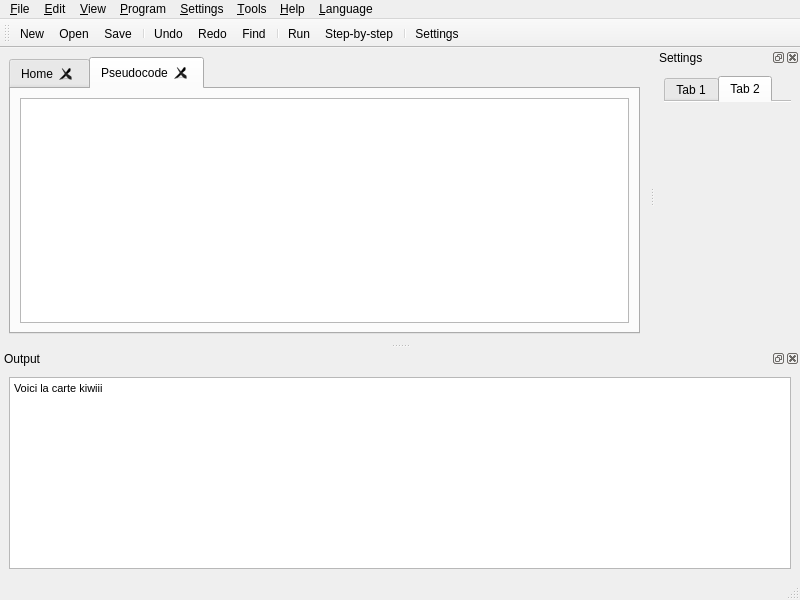
The window that src/ui_mainwindow.ui (TuringApp/Turing) describes before a commit, drawn with Qt 5.
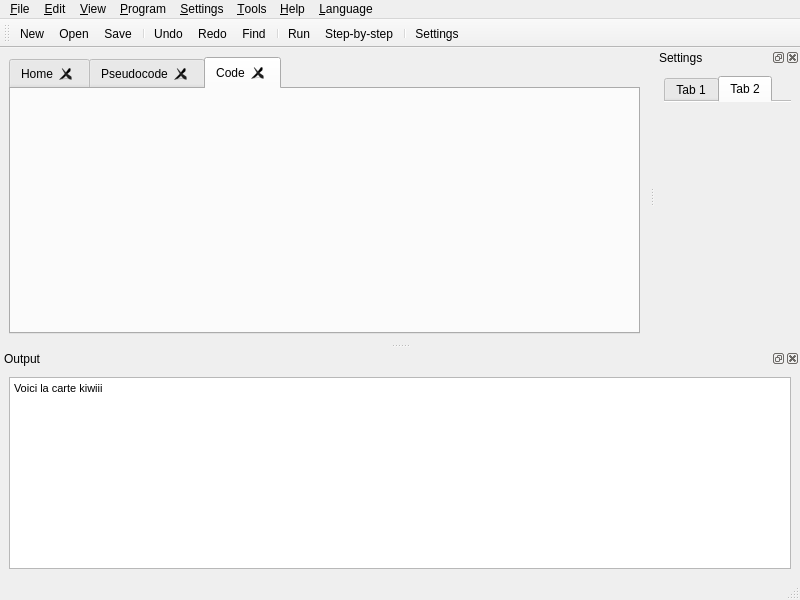
The same window after the commit. Icons and pictures are not drawn.

```diff
--- a/src/ui_mainwindow.ui
+++ b/src/ui_mainwindow.ui
@@ -29,7 +29,7 @@
        <bool>true</bool>
       </property>
       <property name="currentIndex">
-       <number>1</number>
+       <number>2</number>
       </property>
       <property name="tabsClosable">
        <bool>true</bool>
@@ -63,6 +63,12 @@
         </item>
        </layout>
       </widget>
+      <widget class="QWidget" name="tab_code">
+       <attribute name="title">
+        <string>Code</string>
+       </attribute>
+       <layout class="QVBoxLayout" name="verticalLayout_8"/>
+      </widget>
      </widget>
     </item>
    </layout>
```
